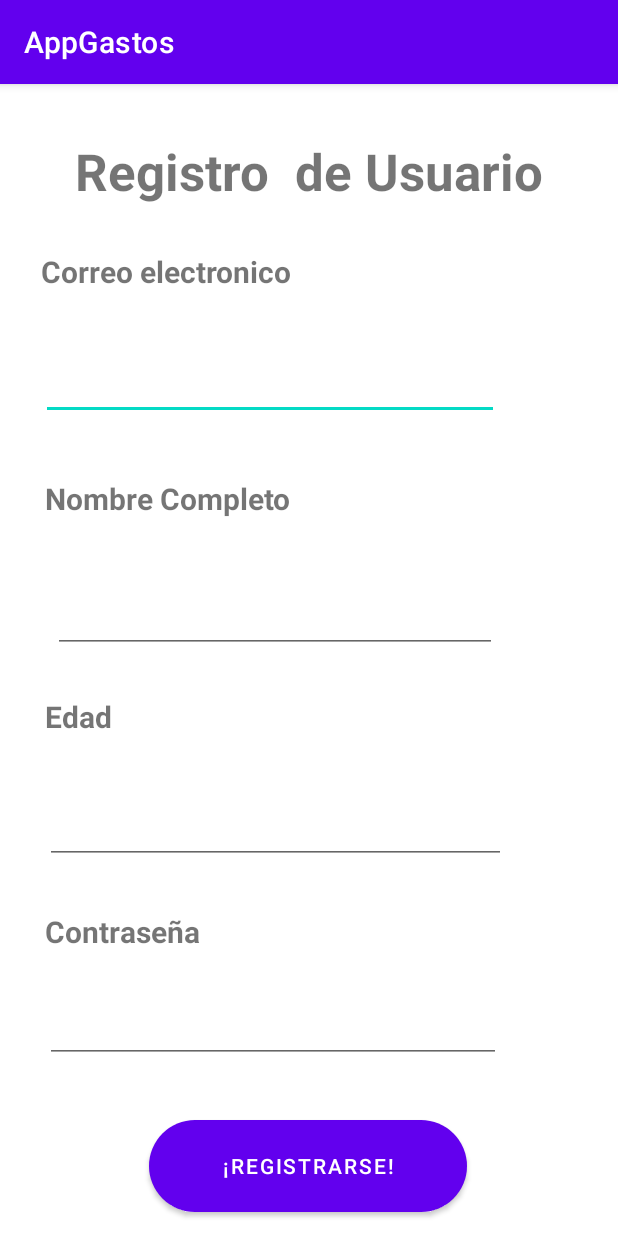
After one commit to JorgeDhSS/AppGastos, an Android app: the RegistroUsuario screen opened directly, with no data from a screen before it, on a phone screen of 412 x 824 dp. The commit adds this screen. Run offline under Robolectric (Android 15) with nearby library versions, the phone set to English and light mode, and no system bars; our stand-ins replace Firebase (no records; nobody signed in at launch, a user with empty details on screens opened directly).

Commit message:
Vista Inicio, Login y registro

```diff
--- /dev/null
+++ b/app/src/main/java/com/example/appgastos/RegistroUsuario.java
@@ -0,0 +1,129 @@
+package com.example.appgastos;
+
+import androidx.annotation.NonNull;
+import androidx.appcompat.app.AppCompatActivity;
+
+import android.content.Intent;
+import android.os.Bundle;
+import android.widget.Button;
+import android.widget.EditText;
+import android.widget.Toast;
+
+import com.google.android.gms.tasks.OnCompleteListener;
+import com.google.android.gms.tasks.Task;
+import com.google.firebase.auth.AuthResult;
+import com.google.firebase.auth.FirebaseAuth;
+import com.google.firebase.auth.FirebaseUser;
+import com.google.firebase.database.DatabaseReference;
+import com.google.firebase.database.FirebaseDatabase;
+
+import java.util.HashMap;
+import java.util.Map;
+
+public class RegistroUsuario extends AppCompatActivity {
+
+    private FirebaseAuth mAuth;
+    DatabaseReference mDatabase;
+
+    private EditText Edemail;
+    private EditText Edpassword;
+    private EditText Ednombre;
+    private EditText Ededad;
+    private Button botonRegistro;
+
+    //VARIBALES DE LOS DATOS QUE SE REGISTRARAN
+    private String email = " ";
+    private String nombre = " ";
+    private String edad = " ";
+    private String password = " ";
+
+    @Override
+    protected void onCreate(Bundle savedInstanceState) {
+        super.onCreate(savedInstanceState);
+        setContentView(R.layout.activity_registro);
+
+        mAuth = FirebaseAuth.getInstance();
+        mDatabase = FirebaseDatabase.getInstance().getReference();
+
+
+        Edemail = findViewById(R.id.email);
+        Edpassword = findViewById(R.id.password);
+        Ednombre = findViewById(R.id.nombre);
+        Ededad = findViewById(R.id.edad);
+        botonRegistro = findViewById(R.id.buttonRegistro);
+
+
+        botonRegistro.setOnClickListener(new android.view.View.OnClickListener() {
+            @Override
+            public void onClick(android.view.View view) {
+                nombre = Ednombre.getText().toString();
+                email = Edemail.getText().toString();
+                password = Edpassword.getText().toString();
+                edad= Ededad.getText().toString();
+
+
+                if(!nombre.isEmpty() && !email.isEmpty() && !password.isEmpty()){
+
+                    if (password.length() >=8 ){
+                        registrarUsuario();
+
+                    }else{
+                        Toast.makeText(RegistroUsuario.this, "El password debe tener al menos 8 caracteres", Toast.LENGTH_SHORT).show();
+
+                    }
+
+                }else{
+                    Toast.makeText(RegistroUsuario.this, "Ningun dato debe estar vacio", Toast.LENGTH_SHORT).show();
+
+                }
+            }
+        });
+    }
+
+    @Override
+    public void onStart() {
+        super.onStart();
+        // Check if user is signed in (non-null) and update UI accordingly.
+        FirebaseUser currentUser = mAuth.getCurrentUser();
+        //updateUI(currentUser);
+    }
+
+
+
+    public void registrarUsuario(){
+        mAuth.createUserWithEmailAndPassword(email, password).addOnCompleteListener(new OnCompleteListener<AuthResult>() {
+            @Override
+            public void onComplete(@NonNull Task<AuthResult> task) {
+                if (task.isSuccessful()){
+
+                    Map<String, Object> map = new HashMap<>();
+                    map.put("nombre", nombre);
+                    map.put("edad", edad);
+                    map.put("email", email);
+                    map.put("password", password);
+
+                    String id = mAuth.getCurrentUser().getUid();
+
+                    mDatabase.child("Users").child(id).setValue(map).addOnCompleteListener(new OnCompleteListener<Void>() {
+                        @Override
+                        public void onComplete(@NonNull Task<Void> task2) {
+                            if (task2.isSuccessful()){
+                                startActivity(new Intent(RegistroUsuario.this, MainActivity.class));
+                                finish();
+                            }else{
+                                Toast.makeText(RegistroUsuario.this, "No se pudieron crear los datos correctamente", Toast.LENGTH_SHORT).show();
+
+                            }
+                        }
+                    });
+                }else{
+                    Toast.makeText(RegistroUsuario.this, "No se pudo registrar el usuario, intente nuevamente", Toast.LENGTH_SHORT).show();
+
+
+                }
+            }
+        });
+
+
+    }
+}
--- /dev/null
+++ b/app/src/main/res/layout/activity_registro.xml
@@ -0,0 +1,147 @@
+<?xml version="1.0" encoding="utf-8"?>
+<androidx.constraintlayout.widget.ConstraintLayout xmlns:android="http://schemas.android.com/apk/res/android"
+    xmlns:app="http://schemas.android.com/apk/res-auto"
+    xmlns:tools="http://schemas.android.com/tools"
+    android:layout_width="match_parent"
+    android:layout_height="match_parent"
+    tools:context=".RegistroUsuario">
+
+    <TextView
+        android:id="@+id/textView3"
+        android:layout_width="369dp"
+        android:layout_height="49dp"
+        android:text="Registro  de Usuario"
+        android:textAlignment="center"
+        android:textSize="34sp"
+        android:textStyle="bold"
+        app:layout_constraintBottom_toBottomOf="parent"
+        app:layout_constraintEnd_toEndOf="parent"
+        app:layout_constraintStart_toStartOf="parent"
+        app:layout_constraintTop_toTopOf="parent"
+        app:layout_constraintVertical_bias="0.049" />
+
+    <TextView
+        android:id="@+id/textView4"
+        android:layout_width="wrap_content"
+        android:layout_height="wrap_content"
+        android:text="Correo electronico"
+        android:textSize="20sp"
+        android:textStyle="bold"
+        app:layout_constraintBottom_toBottomOf="parent"
+        app:layout_constraintEnd_toEndOf="parent"
+        app:layout_constraintHorizontal_bias="0.111"
+        app:layout_constraintStart_toStartOf="parent"
+        app:layout_constraintTop_toTopOf="parent"
+        app:layout_constraintVertical_bias="0.15" />
+
+    <TextView
+        android:id="@+id/textView5"
+        android:layout_width="wrap_content"
+        android:layout_height="wrap_content"
+        android:text="Nombre Completo"
+        android:textSize="20sp"
+        android:textStyle="bold"
+        app:layout_constraintBottom_toBottomOf="parent"
+        app:layout_constraintEnd_toEndOf="parent"
+        app:layout_constraintHorizontal_bias="0.122"
+        app:layout_constraintStart_toStartOf="parent"
+        app:layout_constraintTop_toTopOf="parent"
+        app:layout_constraintVertical_bias="0.355" />
+
+    <TextView
+        android:id="@+id/textView7"
+        android:layout_width="wrap_content"
+        android:layout_height="wrap_content"
+        android:text="Contraseña"
+        android:textSize="20sp"
+        android:textStyle="bold"
+        app:layout_constraintBottom_toBottomOf="parent"
+        app:layout_constraintEnd_toEndOf="parent"
+        app:layout_constraintHorizontal_bias="0.097"
+        app:layout_constraintStart_toStartOf="parent"
+        app:layout_constraintTop_toTopOf="parent"
+        app:layout_constraintVertical_bias="0.744" />
+
+    <TextView
+        android:id="@+id/textView6"
+        android:layout_width="wrap_content"
+        android:layout_height="wrap_content"
+        android:text="Edad"
+        android:textSize="20sp"
+        android:textStyle="bold"
+        app:layout_constraintBottom_toBottomOf="parent"
+        app:layout_constraintEnd_toEndOf="parent"
+        app:layout_constraintHorizontal_bias="0.081"
+        app:layout_constraintStart_toStartOf="parent"
+        app:layout_constraintTop_toTopOf="parent"
+        app:layout_constraintVertical_bias="0.551" />
+
+    <EditText
+        android:id="@+id/email"
+        android:layout_width="305dp"
+        android:layout_height="58dp"
+        android:ems="10"
+        android:inputType="textEmailAddress"
+        app:layout_constraintBottom_toBottomOf="parent"
+        app:layout_constraintEnd_toEndOf="parent"
+        app:layout_constraintHorizontal_bias="0.254"
+        app:layout_constraintStart_toStartOf="parent"
+        app:layout_constraintTop_toTopOf="parent"
+        app:layout_constraintVertical_bias="0.234"
+        tools:ignore="SpeakableTextPresentCheck" />
+
+    <Button
+        android:id="@+id/buttonRegistro"
+        android:layout_width="212dp"
+        android:layout_height="61dp"
+        android:layout_marginTop="97dp"
+        android:layout_marginBottom="16dp"
+        android:background="@drawable/button_background"
+        android:text="¡Registrarse!"
+        app:layout_constraintBottom_toBottomOf="parent"
+        app:layout_constraintEnd_toEndOf="parent"
+        app:layout_constraintHorizontal_bias="0.498"
+        app:layout_constraintStart_toStartOf="parent"
+        app:layout_constraintTop_toTopOf="@+id/password"
+        app:layout_constraintVertical_bias="1.0" />
+
+    <EditText
+        android:id="@+id/password"
+        android:layout_width="304dp"
+        android:layout_height="52dp"
+        android:ems="10"
+        android:inputType="textPassword"
+        app:layout_constraintBottom_toBottomOf="parent"
+        app:layout_constraintEnd_toEndOf="parent"
+        app:layout_constraintHorizontal_bias="0.28"
+        app:layout_constraintStart_toStartOf="parent"
+        app:layout_constraintTop_toTopOf="parent"
+        app:layout_constraintVertical_bias="0.839" />
+
+    <EditText
+        android:id="@+id/edad"
+        android:layout_width="307dp"
+        android:layout_height="72dp"
+        android:ems="10"
+        android:inputType="number"
+        app:layout_constraintBottom_toBottomOf="parent"
+        app:layout_constraintEnd_toEndOf="parent"
+        app:layout_constraintHorizontal_bias="0.288"
+        app:layout_constraintStart_toStartOf="parent"
+        app:layout_constraintTop_toTopOf="parent"
+        app:layout_constraintVertical_bias="0.644" />
+
+    <EditText
+        android:id="@+id/nombre"
+        android:layout_width="296dp"
+        android:layout_height="67dp"
+        android:ems="10"
+        android:inputType="textPersonName"
+        app:layout_constraintBottom_toBottomOf="parent"
+        app:layout_constraintEnd_toEndOf="parent"
+        app:layout_constraintHorizontal_bias="0.306"
+        app:layout_constraintStart_toStartOf="parent"
+        app:layout_constraintTop_toTopOf="parent"
+        app:layout_constraintVertical_bias="0.445" />
+
+</androidx.constraintlayout.widget.ConstraintLayout>
--- a/app/src/main/res/layout/fragment_modify_categories.xml
+++ b/app/src/main/res/layout/fragment_modify_categories.xml
@@ -88,7 +88,7 @@
     </androidx.constraintlayout.widget.ConstraintLayout>
 
     <Button
-        android:id="@+id/button"
+        android:id="@+id/buttonRegistro"
         android:layout_width="210dp"
         android:layout_height="51dp"
         android:layout_marginBottom="24dp"
```
Also changed, not shown: app/build.gradle (+10 -8 lines), app/src/main/AndroidManifest.xml (+25 -1 lines), app/src/main/java/com/example/appgastos/Login.java (added, +95 -0 lines), app/src/main/java/com/example/appgastos/PaginaInicio.java (added, +41 -0 lines), app/src/main/java/com/example/appgastos/RegistroTarjeta.java (added, +14 -0 lines), app/src/main/res/layout/activity_login.xml (added, +128 -0 lines), app/src/main/res/layout/activity_pagina_inicio.xml (added, +59 -0 lines), app/src/main/res/layout/activity_registro_tarjeta.xml (added, +91 -0 lines), app/src/main/res/drawable/imagenp.jpg (added).
